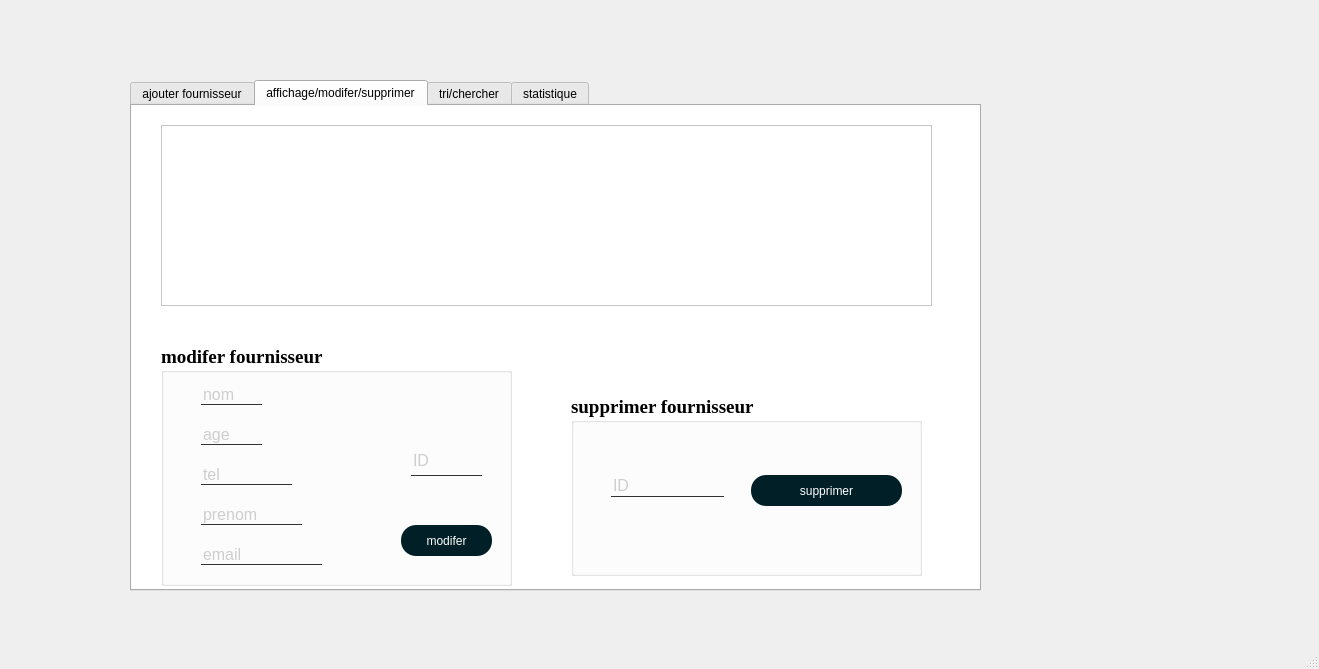
The window that GestionFournisseur/mainwindow.ui (Jallouli-Yassine/appconstruction_company_2A1) describes before a commit, drawn with Qt 5.
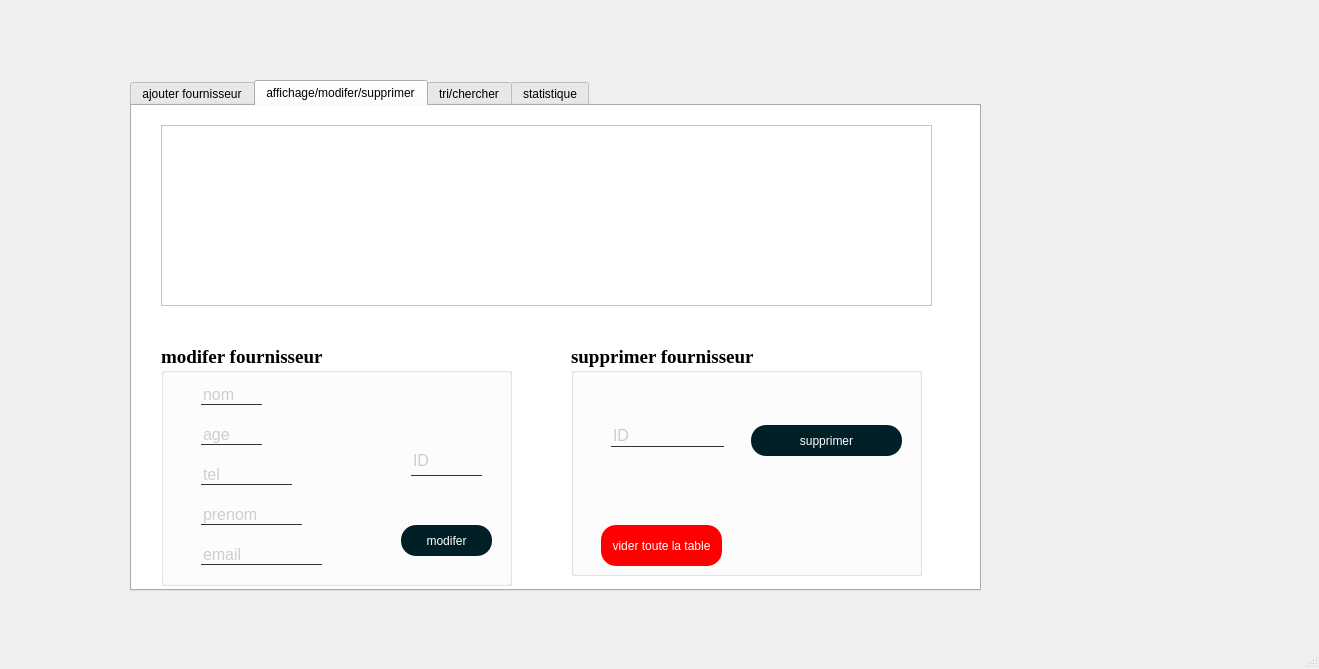
The same window after the commit. The open tabs and pages were chosen to show the change. Icons and pictures are not drawn.

Commit message: delete all btn

```diff
--- a/GestionFournisseur/mainwindow.ui
+++ b/GestionFournisseur/mainwindow.ui
@@ -274,9 +274,9 @@
        <property name="geometry">
         <rect>
          <x>440</x>
-         <y>290</y>
+         <y>240</y>
          <width>351</width>
-         <height>181</height>
+         <height>231</height>
         </rect>
        </property>
        <property name="font">
@@ -357,6 +357,22 @@
          <string>supprimer</string>
         </property>
        </widget>
+       <widget class="QPushButton" name="deleteAll">
+        <property name="geometry">
+         <rect>
+          <x>30</x>
+          <y>180</y>
+          <width>121</width>
+          <height>41</height>
+         </rect>
+        </property>
+        <property name="styleSheet">
+         <string notr="true">background-color:red;</string>
+        </property>
+        <property name="text">
+         <string>vider toute la table</string>
+        </property>
+       </widget>
       </widget>
       <widget class="QGroupBox" name="groupBox_8">
        <property name="geometry">
```
Left out of the diff: 8 changed lines with no effect on the pictures. The commit also changes 5 other files.
